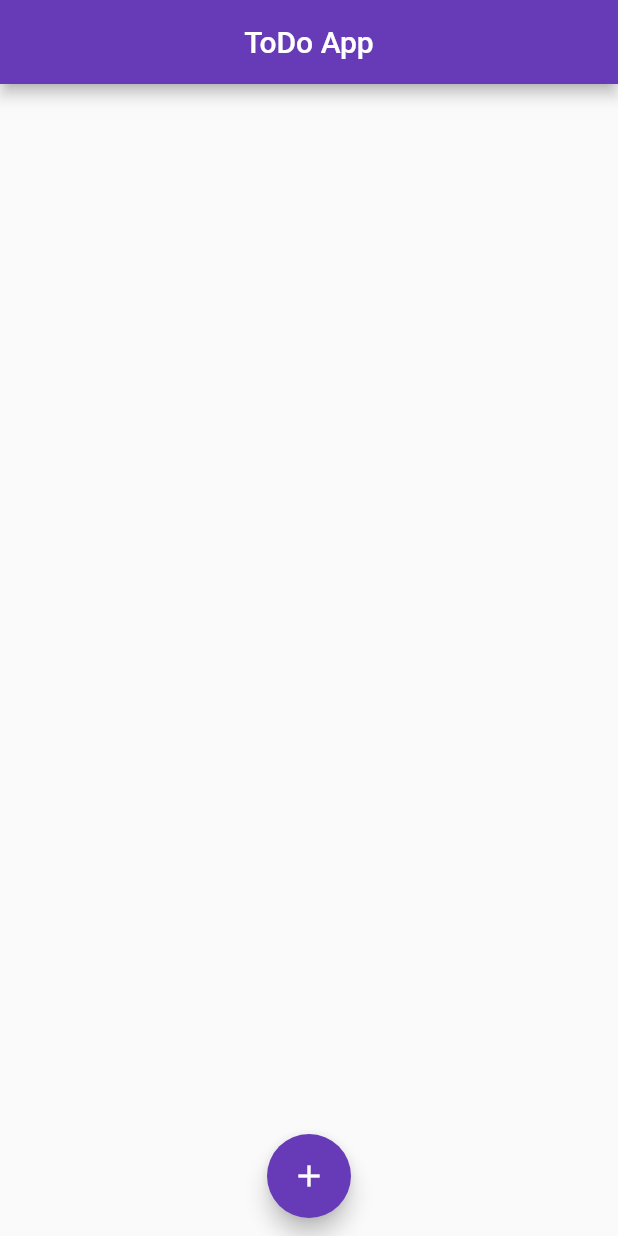
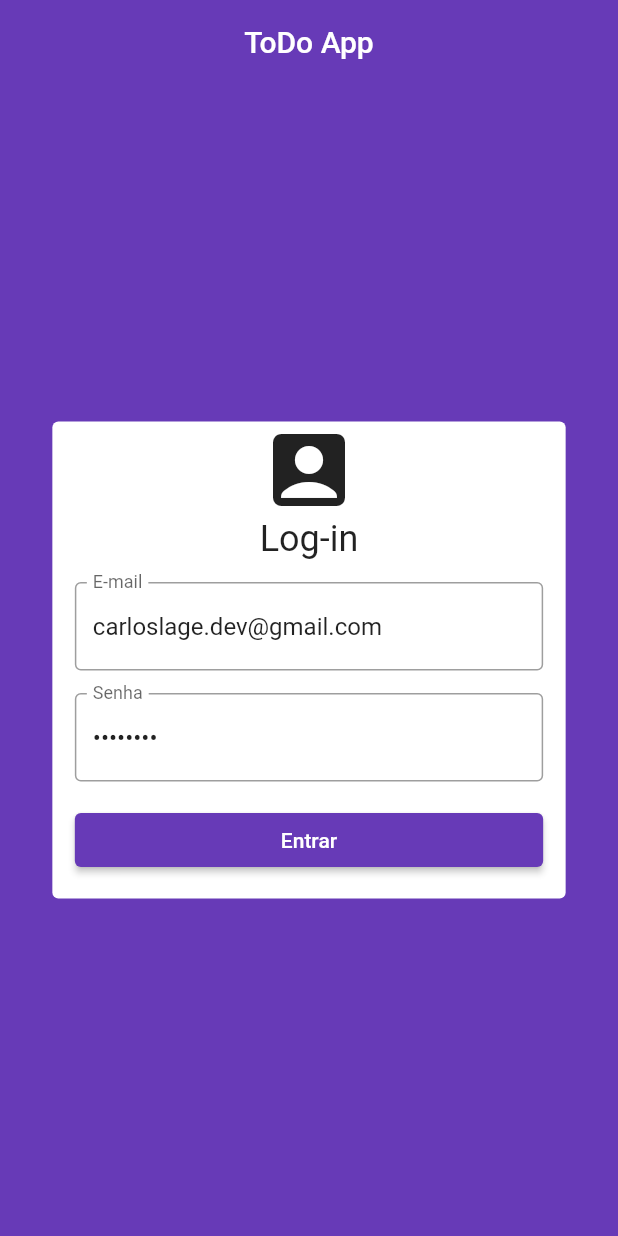
Before and after one commit to Dudu-t/todoApp, a Flutter app: the screen it shows after launch, on a phone screen of 412 x 824 dp. Run offline on Flutter 3.47's test engine with Material 2 defaults, Android fonts, the phone set to English and light mode, and no system bars; our stand-ins replace cloud_firestore, firebase_auth, firebase_core; accounts and stored records are empty.

Commit message:
Adicionado sistema de login e logout

```diff
--- a/lib/Connectors/initialize.dart
+++ b/lib/Connectors/initialize.dart
@@ -1,7 +1,9 @@
 import 'package:cloud_firestore/cloud_firestore.dart';
+import 'package:firebase_auth/firebase_auth.dart';
 import 'package:firebase_core/firebase_core.dart';
 import 'package:flutter/material.dart';
 import 'package:todoapp/HomePage/home.dart';
+import 'package:todoapp/LoginPage/loginpage.dart';
 
 class InitializeApp extends StatelessWidget {
   const InitializeApp({Key? key}) : super(key: key);
@@ -12,10 +14,21 @@ class InitializeApp extends StatelessWidget {
         future: Firebase.initializeApp(),
         builder: (context, snapshot) {
           if (snapshot.hasData) {
-            return HomePage();
+            return StreamBuilder<User?>(
+                stream: FirebaseAuth.instance.authStateChanges(),
+                builder: (BuildContext build, snapshot) {
+                  if (snapshot.hasData) {
+                    return HomePage();
+                  } else {
+                    return LoginPage();
+                  }
+                });
           } else {
             return Center(child: CircularProgressIndicator());
           }
         });
   }
 }
+
+/*
+LoginPage(); */
--- a/lib/HomePage/bottom_menu.dart
+++ b/lib/HomePage/bottom_menu.dart
@@ -1,4 +1,5 @@
 import 'package:cloud_firestore/cloud_firestore.dart';
+import 'package:firebase_auth/firebase_auth.dart';
 import 'package:flutter/material.dart';
 import 'package:todoapp/Connectors/connector.dart';
 
@@ -54,7 +55,8 @@ class _BottomMenuState extends State<BottomMenu> {
                             ? () {
                                 tarefas.addDoc({
                                   'name': _newTodo,
-                                  'checked': false
+                                  'checked': false,
+                                  'uid': FirebaseAuth.instance.currentUser!.uid,
                                 }).then((value) => Navigator.pop(context));
                               }
                             : null)))
--- a/lib/HomePage/home.dart
+++ b/lib/HomePage/home.dart
@@ -1,4 +1,5 @@
 import 'package:cloud_firestore/cloud_firestore.dart';
+import 'package:firebase_auth/firebase_auth.dart';
 import 'package:flutter/material.dart';
 import 'package:todoapp/Connectors/connector.dart';
 import 'package:todoapp/HomePage/bottom_menu.dart';
@@ -22,10 +23,19 @@ class _HomePageState extends State<HomePage> {
   Widget build(BuildContext context) {
     return Scaffold(
       appBar: AppBar(
-        title: Row(
-          children: [Text('ToDo App')],
-          mainAxisAlignment: MainAxisAlignment.center,
-        ),
+        actions: [
+          Padding(
+            child: IconButton(
+              icon: Icon(Icons.exit_to_app),
+              onPressed: () {
+                FirebaseAuth.instance.signOut();
+              },
+            ),
+            padding: EdgeInsets.only(right: 24),
+          )
+        ],
+        title: Text('ToDo App'),
+        centerTitle: true,
       ),
       floatingActionButtonLocation:
           FloatingActionButtonLocation.miniCenterFloat,
@@ -41,14 +51,15 @@ class _HomePageState extends State<HomePage> {
         },
       ),
       body: StreamBuilder<QuerySnapshot>(
-          stream: tarefas.getStreamAll(),
+          stream:
+              tarefas.getStreamAll(uid: FirebaseAuth.instance.currentUser!.uid),
           builder: (context, snapshot) {
             if (snapshot.hasData) {
               var data = snapshot.data?.docs;
               data = data?.reversed.toList();
               return ListView.builder(
                 itemCount: data!.length,
-                itemBuilder: (BuildContext context1, int index) {
+                itemBuilder: (BuildContext context, int index) {
                   var tarefa = data?[index];
 
                   return (index == 0)
--- /dev/null
+++ b/lib/LoginPage/loginpage.dart
@@ -0,0 +1,114 @@
+import 'package:firebase_auth/firebase_auth.dart';
+import 'package:flutter/material.dart';
+import 'package:todoapp/Connectors/auth.dart';
+
+class LoginPage extends StatefulWidget {
+  LoginPage({Key? key}) : super(key: key);
+
+  @override
+  _LoginPageState createState() => _LoginPageState();
+}
+
+class _LoginPageState extends State<LoginPage> {
+  Auth auth = Auth();
+  late TextEditingController _email;
+  late TextEditingController _password;
+  @override
+  void initState() {
+    _email = TextEditingController(text: 'carloslage.dev@gmail.com');
+    _password = TextEditingController(text: '25052003');
+    super.initState();
+  }
+
+  Widget build(BuildContext context) {
+    return Scaffold(
+      appBar: AppBar(
+        title: Text('ToDo App'),
+        elevation: 0,
+        centerTitle: true,
+      ),
+      backgroundColor: Colors.deepPurple,
+      body: Center(
+          child: SingleChildScrollView(
+        child: Row(
+          children: [
+            Container(
+              child: SizedBox(
+                child: Card(
+                  elevation: 0,
+                  child: Column(
+                    children: [
+                      Row(
+                        children: [Icon(Icons.account_box, size: 64)],
+                        mainAxisAlignment: MainAxisAlignment.center,
+                      ),
+                      Row(
+                        children: [
+                          Text(
+                            'Log-in',
+                            style: Theme.of(context).textTheme.headline5,
+                          )
+                        ],
+                        mainAxisAlignment: MainAxisAlignment.center,
+                      ),
+                      Row(children: [
+                        Flexible(
+                          child: Container(
+                            child: TextField(
+                              controller: _email,
+                              decoration: InputDecoration(
+                                  labelText: 'E-mail',
+                                  border: OutlineInputBorder()),
+                            ),
+                            padding: EdgeInsets.only(
+                                bottom: 0, top: 15, left: 15, right: 15),
+                          ),
+                        )
+                      ]),
+                      Row(children: [
+                        Flexible(
+                          child: Container(
+                            child: TextField(
+                              controller: _password,
+                              obscureText: true,
+                              decoration: InputDecoration(
+                                  labelText: 'Senha',
+                                  border: OutlineInputBorder()),
+                            ),
+                            padding: EdgeInsets.only(
+                              bottom: 0,
+                              top: 15,
+                              left: 15,
+                              right: 15,
+                            ),
+                          ),
+                        )
+                      ]),
+                      Row(children: [
+                        Expanded(
+                            child: Container(
+                          padding: EdgeInsets.all(15),
+                          child: ElevatedButton(
+                            child: Text('Entrar'),
+                            onPressed: () {
+                              auth.login(
+                                  email: _email.value.text,
+                                  password: _password.value.text);
+                            },
+                          ),
+                        )),
+                      ]),
+                    ],
+                  ),
+                ),
+                width: MediaQuery.of(context).size.width -
+                    (MediaQuery.of(context).size.width * 0.15),
+              ),
+            ),
+          ],
+          mainAxisAlignment: MainAxisAlignment.center,
+        ),
+      )),
+    );
+  }
+}
--- a/lib/main.dart
+++ b/lib/main.dart
@@ -2,6 +2,7 @@ import 'package:flutter/material.dart';
 import 'package:cloud_firestore/cloud_firestore.dart';
 import 'package:todoapp/Connectors/initialize.dart';
 import 'package:todoapp/EditTodoPage/edittodo.dart';
+import 'package:todoapp/LoginPage/loginpage.dart';
 import 'HomePage/home.dart';
 
 void main() {
@@ -21,6 +22,8 @@ class MyApp extends StatelessWidget {
       initialRoute: '/',
       routes: {
         '/': (context) => InitializeApp(),
+        '/login': (context) => LoginPage(),
+        '/home': (context) => HomePage(),
         '/editTodo': (context) => EditTodoPage()
       },
     );
--- a/pubspec.yaml
+++ b/pubspec.yaml
@@ -31,6 +31,7 @@ dependencies:
     sdk: flutter
   firebase_core: ^1.10.0
   cloud_firestore: ^3.1.0
+  firebase_auth: ^3.2.0
 
 
   # The following adds the Cupertino Icons font to your application.
```
Also changed, not shown: lib/Connectors/auth.dart (added, +18 -0 lines), lib/Connectors/connector.dart (+7 -3 lines), pubspec.lock.
